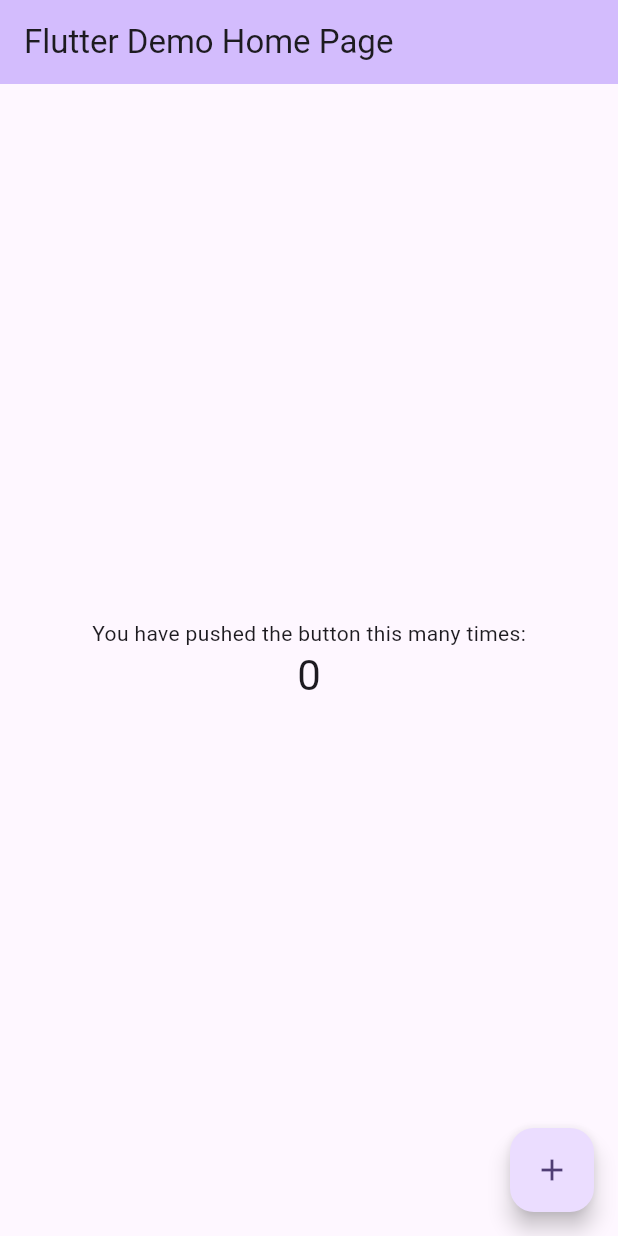
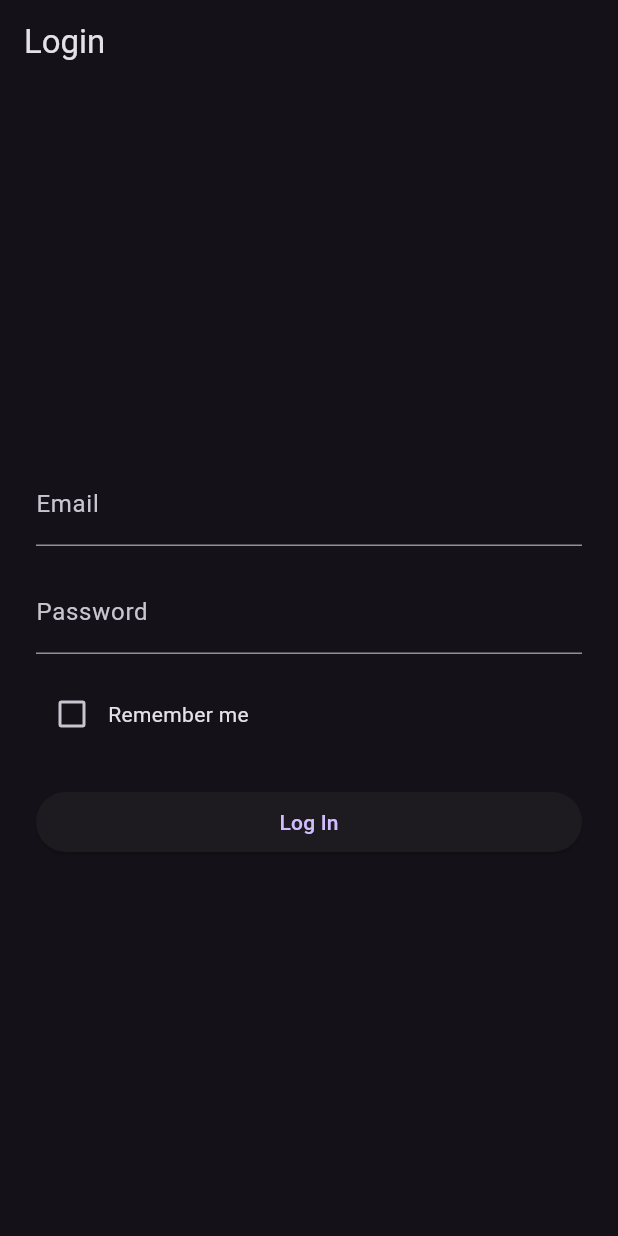
Before and after one commit to IU-Capstone-Project-2025/NeuroCoach, a Flutter app: the screen it shows after launch, on a phone screen of 412 x 824 dp. Run offline on Flutter 3.47's test engine with Material 3 defaults, Android fonts, the phone set to English and light mode, and no system bars; our stand-ins replace auto_route, flutter_bloc.

Commit message:
Layed a beginning to clean and efficient app architecture. Added VERY simple login screen

```diff
--- /dev/null
+++ b/apps/android-app/lib/app/app_dependencies.dart
@@ -0,0 +1,9 @@
+import 'package:android_app/features/login/domain/repositories/login_repository.dart';
+import 'package:flutter/material.dart';
+
+@immutable
+class AppDependencies {
+  const AppDependencies({required this.loginRepository});
+
+  final LoginRepository loginRepository;
+}
--- /dev/null
+++ b/apps/android-app/lib/app/app_router.dart
@@ -0,0 +1,19 @@
+import 'package:android_app/features/home/presentation/home_page.dart';
+import 'package:auto_route/auto_route.dart';
+import '../features/chat/presentation/chat_page.dart';
+import '../features/login/presentation/login_page.dart';
+import '../features/login/presentation/sign_up_page.dart';
+
+part 'app_router.gr.dart';
+
+@AutoRouterConfig()
+class AppRouter extends _$AppRouter {
+  @override
+  List<AutoRoute> get routes => [
+    AutoRoute(page: LoginRoute.page, initial: true),
+    AutoRoute(page: SignUpRoute.page),
+    AutoRoute(page: ChatRoute.page),
+    AutoRoute(page: HomeRoute.page),
+  ];
+
+}
--- /dev/null
+++ b/apps/android-app/lib/app/presentation/scopes/dependencies_scope.dart
@@ -0,0 +1,28 @@
+import 'package:android_app/app/app_dependencies.dart';
+import 'package:flutter/material.dart';
+
+class DependenciesScope extends InheritedWidget {
+
+  @override
+  bool updateShouldNotify(covariant InheritedWidget oldWidget) {
+    final old = oldWidget as DependenciesScope;
+    return appDependencies != old.appDependencies;
+  }
+
+  const DependenciesScope({
+    super.key,
+    required this.appDependencies,
+    required super.child,
+  });
+
+  static AppDependencies findAppDependenciesOf(BuildContext context) => of(context);
+
+  static AppDependencies of(BuildContext context) {
+    final scope = context.dependOnInheritedWidgetOfExactType<DependenciesScope>();
+    assert(scope != null, 'No DependenciesScope found in context');
+    return scope!.appDependencies;
+  }
+
+  final AppDependencies appDependencies;
+
+}
--- /dev/null
+++ b/apps/android-app/lib/features/login/domain/bloc/login_bloc.dart
@@ -0,0 +1,87 @@
+import 'package:flutter/foundation.dart';
+import 'package:flutter_bloc/flutter_bloc.dart';
+
+import '../repositories/login_repository.dart';
+
+class LoginBloc extends Bloc<LoginEvent, LoginState> {
+  LoginBloc({required LoginRepository loginRepository})
+    : _loginRepository = loginRepository,
+      super(const LoginStateInitial()) {
+    on<LoginEvent>(
+      (event, emit) => switch (event) {
+        LoginEventLogin() => _onLogin(event, emit),
+        LoginEventSignUp() => _onSignUp(event, emit),
+      },
+    );
+  }
+
+  Future<void> _onLogin(LoginEventLogin event, Emitter<LoginState> emit) async {
+    emit(const LoginStateLoading());
+    try {
+      _loginRepository.login();
+      emit(LoginStateLoaded());
+    } on Object catch (e, s) {
+      if (kDebugMode) print('$e, $s');
+      emit(LoginStateError());
+    }
+  }
+
+  Future<void> _onSignUp(
+    LoginEventSignUp event,
+    Emitter<LoginState> emit,
+  ) async {
+    emit(const LoginStateLoading());
+    try {
+      _loginRepository.signUp();
+      emit(LoginStateLoaded());
+    } on Object catch (e, s) {
+      if (kDebugMode) print('$e, $s');
+      emit(LoginStateError());
+    }
+  }
+
+  final LoginRepository _loginRepository;
+}
+
+sealed class LoginEvent {
+  const LoginEvent();
+}
+
+class LoginEventLogin extends LoginEvent {
+  const LoginEventLogin({
+    required this.email,
+    required this.password,
+    required this.rememberMe,
+  });
+
+  final String email;
+  final String password;
+  final bool rememberMe;
+}
+
+class LoginEventSignUp extends LoginEvent {
+  const LoginEventSignUp(this.email, this.password);
+
+  final String email;
+  final String password;
+}
+
+sealed class LoginState {
+  const LoginState();
+}
+
+class LoginStateInitial extends LoginState {
+  const LoginStateInitial();
+}
+
+class LoginStateLoading extends LoginState {
+  const LoginStateLoading();
+}
+
+class LoginStateLoaded extends LoginState {
+  const LoginStateLoaded();
+}
+
+class LoginStateError extends LoginState {
+  const LoginStateError();
+}
--- /dev/null
+++ b/apps/android-app/lib/features/login/domain/repositories/login_repository.dart
@@ -0,0 +1,4 @@
+abstract class LoginRepository {
+  Future<void> login();
+  Future<void> signUp();
+}
--- /dev/null
+++ b/apps/android-app/lib/features/login/presentation/login_page.dart
@@ -0,0 +1,34 @@
+import 'package:android_app/app/app_router.dart';
+import 'package:android_app/app/presentation/scopes/dependencies_scope.dart';
+import 'package:android_app/features/login/presentation/login_page_contents/login_page_contents.dart';
+import 'package:auto_route/auto_route.dart';
+import 'package:flutter/material.dart';
+import 'package:flutter_bloc/flutter_bloc.dart';
+
+import '../domain/bloc/login_bloc.dart';
+
+@RoutePage()
+class LoginPage extends StatelessWidget {
+  const LoginPage({super.key});
+
+  @override
+  Widget build(BuildContext context) {
+    final depScope = DependenciesScope.findAppDependenciesOf(context);
+
+    return BlocProvider<LoginBloc>(
+      create: (_) => LoginBloc(loginRepository: depScope.loginRepository),
+      child: BlocListener<LoginBloc, LoginState>(
+        listener: (context, state) {
+          if (state is LoginStateLoaded) {
+            context.router.push(HomeRoute());
+          } else if (state is LoginStateError) {
+            ScaffoldMessenger.of(
+              context,
+            ).showSnackBar(const SnackBar(content: Text('Error logging in')));
+          }
+        },
+        child: LoginPageContents(),
+      ),
+    );
+  }
+}
--- /dev/null
+++ b/apps/android-app/lib/features/login/presentation/login_page_contents/login_page_contents.dart
@@ -0,0 +1,103 @@
+import 'package:flutter/material.dart';
+import 'package:flutter_bloc/flutter_bloc.dart';
+
+import '../../domain/bloc/login_bloc.dart';
+
+class LoginPageContents extends StatefulWidget {
+  const LoginPageContents({super.key});
+
+  @override
+  State<StatefulWidget> createState() => LoginPageContentsState();
+
+}
+
+class LoginPageContentsState extends State<LoginPageContents> {
+
+  late final TextEditingController _emailController;
+  late final TextEditingController _passwordController;
+  bool _rememberMe = false;
+
+  @override
+  void initState() {
+    _emailController = TextEditingController();
+    _passwordController = TextEditingController();
+    super.initState();
+  }
+
+  @override
+  void dispose() {
+    _emailController.dispose();
+    _passwordController.dispose();
+    super.dispose();
+  }
+
+  @override
+  Widget build(BuildContext context) {
+    return Scaffold(
+      appBar: AppBar(title: const Text('Login')),
+      body: Padding(
+        padding: const EdgeInsets.all(24),
+        child: Column(
+          mainAxisAlignment: MainAxisAlignment.center,
+          children: [
+            TextField(
+              controller: _emailController,
+              decoration: const InputDecoration(
+                labelText: 'Email',
+              ),
+              keyboardType: TextInputType.emailAddress,
+            ),
+            const SizedBox(height: 16),
+            TextField(
+              controller: _passwordController,
+              decoration: const InputDecoration(
+                labelText: 'Password',
+              ),
+              obscureText: true,
+            ),
+            const SizedBox(height: 16),
+            Row(
+              children: [
+                Checkbox(
+                  value: _rememberMe,
+                  onChanged: (val) {
+                    setState(() => _rememberMe = val ?? false);
+                  },
+                ),
+                const Text('Remember me'),
+              ],
+            ),
+            const SizedBox(height: 24),
+            BlocBuilder<LoginBloc, LoginState>(
+              builder: (context, state) {
+                final isLoading = state is LoginStateLoading;
+                return SizedBox(
+                  width: double.infinity,
+                  child: ElevatedButton(
+                    onPressed: isLoading
+                        ? null
+                        : () {
+                      final email = _emailController.text.trim();
+                      final password = _passwordController.text.trim();
+                      context.read<LoginBloc>().add(
+                        LoginEventLogin(
+                          email: email,
+                          password: password,
+                          rememberMe: _rememberMe,
+                        ),
+                      );
+                    },
+                    child: isLoading
+                        ? const CircularProgressIndicator()
+                        : const Text('Log In'),
+                  ),
+                );
+              },
+            ),
+          ],
+        ),
+      ),
+    );
+  }
+
+}
--- a/apps/android-app/lib/main.dart
+++ b/apps/android-app/lib/main.dart
@@ -1,122 +1,27 @@
+import 'package:android_app/app/dependencies_factory.dart';
+import 'package:android_app/app/presentation/scopes/dependencies_scope.dart';
 import 'package:flutter/material.dart';
 
-void main() {
-  runApp(const MyApp());
-}
+import 'app/app_router.dart';
 
 class MyApp extends StatelessWidget {
   const MyApp({super.key});
 
-  // This widget is the root of your application.
   @override
   Widget build(BuildContext context) {
-    return MaterialApp(
-      title: 'Flutter Demo',
-      theme: ThemeData(
-        // This is the theme of your application.
-        //
-        // TRY THIS: Try running your application with "flutter run". You'll see
-        // the application has a purple toolbar. Then, without quitting the app,
-        // try changing the seedColor in the colorScheme below to Colors.green
-        // and then invoke "hot reload" (save your changes or press the "hot
-        // reload" button in a Flutter-supported IDE, or press "r" if you used
-        // the command line to start the app).
-        //
-        // Notice that the counter didn't reset back to zero; the application
-        // state is not lost during the reload. To reset the state, use hot
-        // restart instead.
-        //
-        // This works for code too, not just values: Most code changes can be
-        // tested with just a hot reload.
-        colorScheme: ColorScheme.fromSeed(seedColor: Colors.deepPurple),
+    final appRouter = AppRouter();
+    final depScope = DependenciesFactory.build();
+    return DependenciesScope(
+      appDependencies: depScope,
+      child: MaterialApp.router(
+        routerDelegate: appRouter.delegate(),
+        routeInformationParser: appRouter.defaultRouteParser(),
+        theme: ThemeData.dark(useMaterial3: true),
       ),
-      home: const MyHomePage(title: 'Flutter Demo Home Page'),
     );
   }
 }
 
-class MyHomePage extends StatefulWidget {
-  const MyHomePage({super.key, required this.title});
-
-  // This widget is the home page of your application. It is stateful, meaning
-  // that it has a State object (defined below) that contains fields that affect
-  // how it looks.
-
-  // This class is the configuration for the state. It holds the values (in this
-  // case the title) provided by the parent (in this case the App widget) and
-  // used by the build method of the State. Fields in a Widget subclass are
-  // always marked "final".
-
-  final String title;
-
-  @override
-  State<MyHomePage> createState() => _MyHomePageState();
+void main() {
+  runApp(MyApp());
 }
-
-class _MyHomePageState extends State<MyHomePage> {
-  int _counter = 0;
-
-  void _incrementCounter() {
-    setState(() {
-      // This call to setState tells the Flutter framework that something has
-      // changed in this State, which causes it to rerun the build method below
-      // so that the display can reflect the updated values. If we changed
-      // _counter without calling setState(), then the build method would not be
-      // called again, and so nothing would appear to happen.
-      _counter++;
-    });
-  }
-
-  @override
-  Widget build(BuildContext context) {
-    // This method is rerun every time setState is called, for instance as done
-    // by the _incrementCounter method above.
-    //
-    // The Flutter framework has been optimized to make rerunning build methods
-    // fast, so that you can just rebuild anything that needs updating rather
-    // than having to individually change instances of widgets.
-    return Scaffold(
-      appBar: AppBar(
-        // TRY THIS: Try changing the color here to a specific color (to
-        // Colors.amber, perhaps?) and trigger a hot reload to see the AppBar
-        // change color while the other colors stay the same.
-        backgroundColor: Theme.of(context).colorScheme.inversePrimary,
-        // Here we take the value from the MyHomePage object that was created by
-        // the App.build method, and use it to set our appbar title.
-        title: Text(widget.title),
-      ),
-      body: Center(
-        // Center is a layout widget. It takes a single child and positions it
-        // in the middle of the parent.
-        child: Column(
-          // Column is also a layout widget. It takes a list of children and
-          // arranges them vertically. By default, it sizes itself to fit its
-          // children horizontally, and tries to be as tall as its parent.
-          //
-          // Column has various properties to control how it sizes itself and
-          // how it positions its children. Here we use mainAxisAlignment to
-          // center the children vertically; the main axis here is the vertical
-          // axis because Columns are vertical (the cross axis would be
-          // horizontal).
-          //
-          // TRY THIS: Invoke "debug painting" (choose the "Toggle Debug Paint"
-          // action in the IDE, or press "p" in the console), to see the
-          // wireframe for each widget.
-          mainAxisAlignment: MainAxisAlignment.center,
-          children: <Widget>[
-            const Text('You have pushed the button this many times:'),
-            Text(
-              '$_counter',
-              style: Theme.of(context).textTheme.headlineMedium,
-            ),
-          ],
-        ),
-      ),
-      floatingActionButton: FloatingActionButton(
-        onPressed: _incrementCounter,
-        tooltip: 'Increment',
-        child: const Icon(Icons.add),
-      ), // This trailing comma makes auto-formatting nicer for build methods.
-    );
-  }
-}
```
Also changed, not shown: apps/android-app/lib/app/dependencies_factory.dart (added, +8 -0 lines), apps/android-app/lib/constants/app_colors.dart (added, +13 -0 lines), apps/android-app/lib/features/chat/presentation/chat_page.dart (added, +15 -0 lines), apps/android-app/lib/features/home/presentation/home_page.dart (added, +15 -0 lines), apps/android-app/lib/features/login/data/repositories/login_network_repository.dart (added, +16 -0 lines), apps/android-app/lib/features/login/presentation/sign_up_page.dart (added, +15 -0 lines), apps/android-app/pubspec.yaml (+6 -1 lines), apps/android-app/lib/app/app_router.gr.dart (added), apps/android-app/pubspec.lock, 2 other files.
